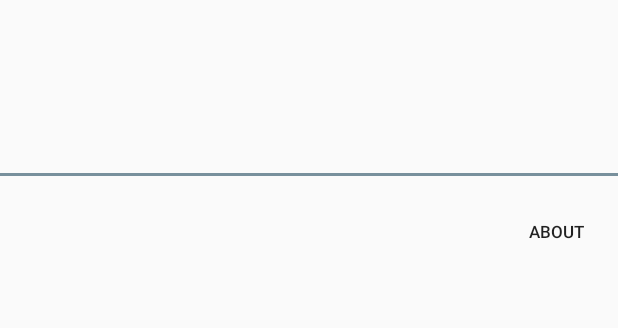
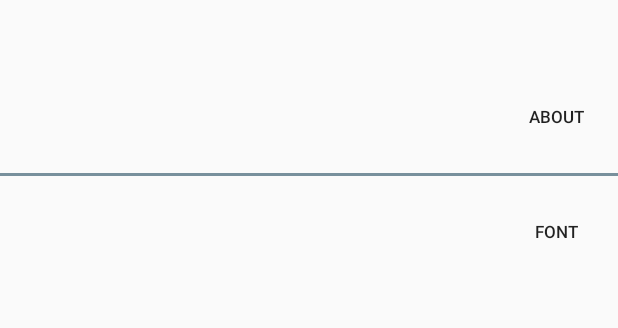
Before and after one commit to BayMinimum/MalangTable, an Android app: the layout activity_main.xml on its own in the app's theme, with its tools: preview values and no code run, on a phone screen of 412 x 824 dp. Shown: the part 836-1164 px from the top of the screen. Run offline under Robolectric (Android 15) with nearby library versions, the phone set to English and light mode, and no system bars.

Commit message:
Font change feature
Noto Sans Medium(Embedded) <-> System Default

```diff
--- a/app/src/main/java/me/baymallow/malangtable/CommonConstants.kt
+++ b/app/src/main/java/me/baymallow/malangtable/CommonConstants.kt
@@ -1,10 +1,9 @@
 package me.baymallow.malangtable
-
-import android.graphics.Color
 
 object CommonConstants {
     val HAS_TIMETABLE = "HAS_TIMETABLE"
     val HAS_CHANGED_DATA = "HAS_CHANGED_DATA"
     val NUMBER_OF_SUBJECT = "NUMBER_OF_SUBJECT"
     val SUBJECT = "SUBJECT_"
+    val FONT_CODE = "FONT_CODE"
 }
--- a/app/src/main/res/layout/activity_main.xml
+++ b/app/src/main/res/layout/activity_main.xml
@@ -448,12 +448,13 @@
                 android:textSize="@dimen/text_size" />
 
             <Button
-                android:id="@id/fri"
+                android:id="@+id/about"
                 android:layout_width="wrap_content"
                 android:layout_height="match_parent"
                 android:layout_weight="1"
                 android:background="@color/transparent"
-                android:textSize="@dimen/text_size" />
+                android:text="@string/about"
+                android:textSize="@dimen/action_text_size" />
         </LinearLayout>
 
         <View
@@ -502,12 +503,12 @@
                 android:textSize="@dimen/text_size" />
 
             <Button
-                android:id="@+id/about"
+                android:id="@+id/change_font"
                 android:layout_width="wrap_content"
                 android:layout_height="match_parent"
                 android:layout_weight="1"
                 android:background="@color/transparent"
-                android:text="@string/about"
+                android:text="@string/font"
                 android:textSize="@dimen/action_text_size" />
         </LinearLayout>
 
--- a/app/src/main/res/values/dimens.xml
+++ b/app/src/main/res/values/dimens.xml
@@ -7,5 +7,5 @@
     <dimen name="dialog_text_large">20sp</dimen>
     <dimen name="dialog_text_small">12sp</dimen>
     <dimen name="color_picker_size">24dp</dimen>
-    <dimen name="action_text_size">11dp</dimen>
+    <dimen name="action_text_size">11sp</dimen>
 </resources>
--- a/app/src/main/res/values/strings.xml
+++ b/app/src/main/res/values/strings.xml
@@ -25,4 +25,5 @@
     <string name="classroom">Classroom</string>
     <string name="cancel">Cancel</string>
     <string name="background_color">Background Color</string>
+    <string name="font">Font</string>
 </resources>
```
Also changed, not shown: app/src/main/java/me/baymallow/malangtable/MainActivity.kt (+34 -3 lines), 1 other file.
